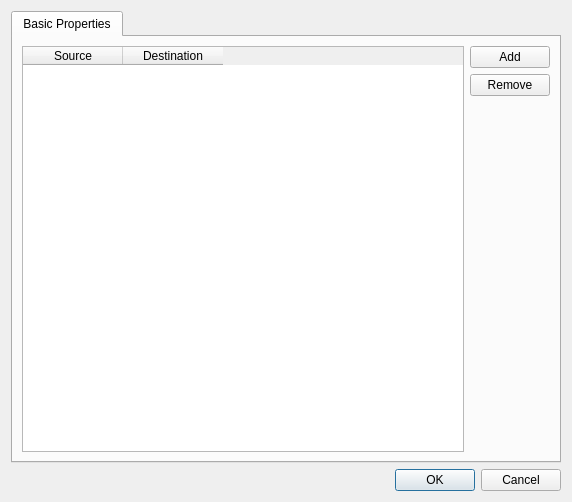
Before: the Qt Designer form ConfigurationEditingTool/editbackupjobdialog.ui in MickaelOnTheWave/GuimicK, drawn with Qt 5.
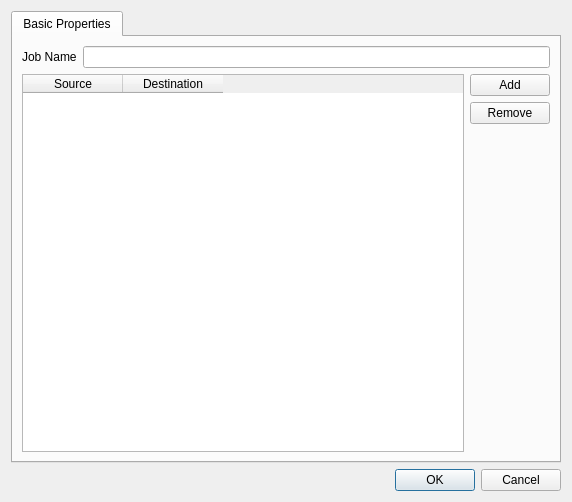
After: the same form once the commit is applied.

Commit message: Added persistence for backup UI. Added backup job name UI. Improved usage of backup points controls.

Patch:
```diff
--- a/ConfigurationEditingTool/editbackupjobdialog.ui
+++ b/ConfigurationEditingTool/editbackupjobdialog.ui
@@ -23,8 +23,24 @@
       <attribute name="title">
        <string>Basic Properties</string>
       </attribute>
+      <layout class="QVBoxLayout" name="verticalLayout_3">
+       <item>
       <layout class="QHBoxLayout" name="horizontalLayout_2">
        <item>
+          <widget class="QLabel" name="label">
+           <property name="text">
+            <string>Job Name</string>
+           </property>
+          </widget>
+         </item>
+         <item>
+          <widget class="QLineEdit" name="jobNameEdit"/>
+         </item>
+        </layout>
+       </item>
+       <item>
+        <layout class="QHBoxLayout" name="horizontalLayout_3">
+         <item>
         <widget class="QTableWidget" name="backupPointsWidget">
          <column>
           <property name="text">
@@ -66,6 +82,8 @@
             </size>
            </property>
           </spacer>
+           </item>
+          </layout>
          </item>
         </layout>
        </item>
```
Lines whose indentation alone changed are shown as unchanged. The commit also changes 2 other files.
